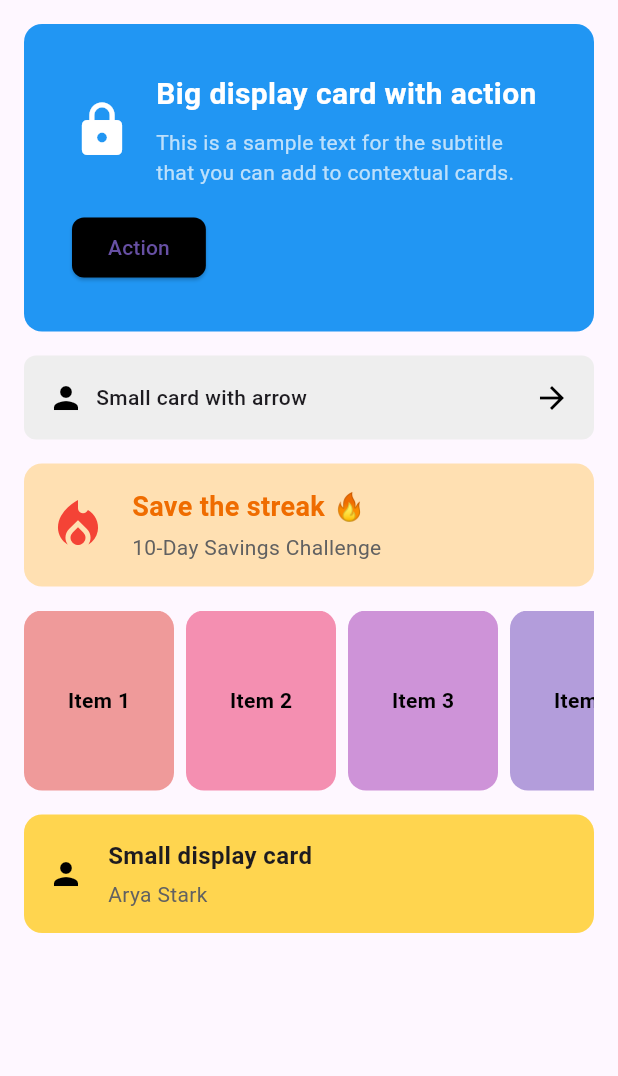
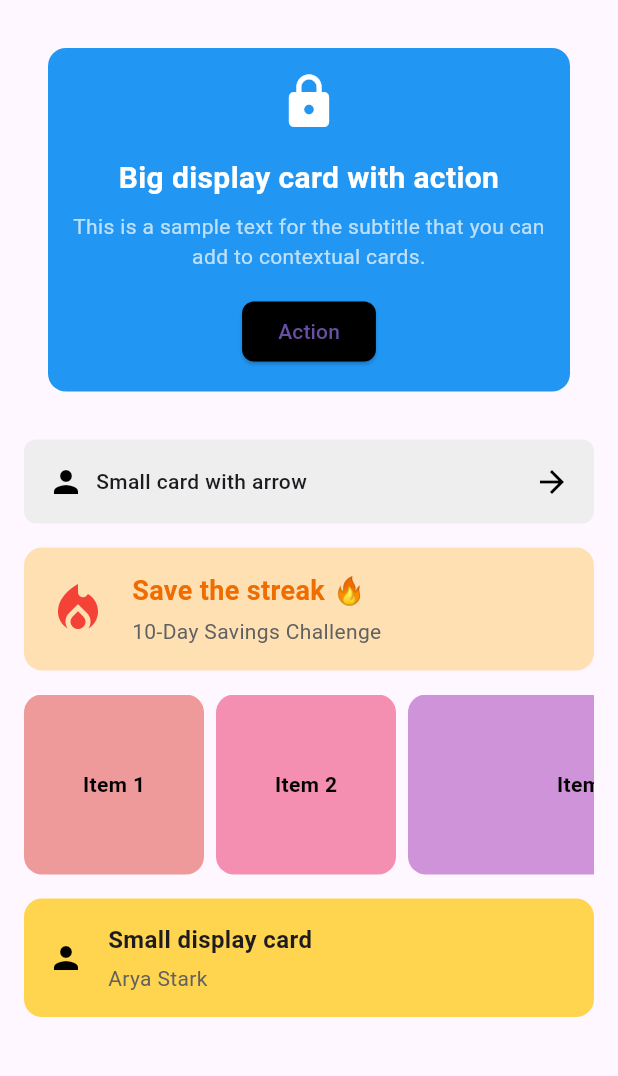
Before and after one commit to anmol983/fampay, a Flutter app: the screen it shows after launch, on a phone screen of 412 x 824 dp, the part 84-1160 px from its top. Run offline on Flutter 3.47's test engine with Material 3 defaults, Android fonts, the light colour scheme and no system bars.

Commit message:
change in ui

```diff
--- a/lib/bigdisplaycard.dart
+++ b/lib/bigdisplaycard.dart
@@ -25,11 +25,10 @@
         duration: Duration(milliseconds: 300),
         padding: EdgeInsets.all(16),
         decoration: BoxDecoration(
-          color: isLongPressed ? Colors.blue.shade700 : Colors.blue,
-          borderRadius: BorderRadius.circular(12),
+          color: Colors.transparent,
         ),
         child: Row(
-          crossAxisAlignment: CrossAxisAlignment.start,
+          crossAxisAlignment: CrossAxisAlignment.center,
           children: [
             if (isLongPressed)
               Column(
@@ -72,24 +71,21 @@
               ),
             if (isLongPressed) SizedBox(width: 16),
             Expanded(
-              child: Container(
+              child: AnimatedContainer(
+                duration: Duration(milliseconds: 300),
                 decoration: BoxDecoration(
-                  color: Colors.blue,
+                  color: isLongPressed ? Colors.blue.shade700 : Colors.blue,
                   borderRadius: BorderRadius.circular(12),
                 ),
                 child: Padding(
                   padding: const EdgeInsets.all(16.0),
                   child: Column(
-                    crossAxisAlignment: CrossAxisAlignment.start,
+                    crossAxisAlignment: CrossAxisAlignment.center,
                     children: [
-                      Row(
+                      Column(
                         children: [
                           Icon(Icons.lock, size: 40, color: Colors.white),
-                          SizedBox(width: 16),
-                          Expanded(
-                            child: Column(
-                              crossAxisAlignment: CrossAxisAlignment.start,
-                              children: [
+                          SizedBox(height: 16),
                           Text(
                             'Big display card with action',
                             style: TextStyle(
@@ -97,14 +93,13 @@
                               fontWeight: FontWeight.bold,
                               color: Colors.white,
                             ),
+                            textAlign: TextAlign.center,
                           ),
                           SizedBox(height: 8),
                           Text(
                             'This is a sample text for the subtitle that you can add to contextual cards.',
                             style: TextStyle(color: Colors.white70),
-                                ),
-                              ],
-                            ),
+                            textAlign: TextAlign.center,
                           ),
                         ],
                       ),
--- a/lib/dynamiccard.dart
+++ b/lib/dynamiccard.dart
@@ -1,20 +1,28 @@
 import 'package:flutter/material.dart';
 
 class DynamicHeightHorizontalList extends StatelessWidget {
+  final List<double>
+      aspectRatios; // Aspect ratios for each item (width / height)
+
+  DynamicHeightHorizontalList({required this.aspectRatios});
+
   @override
   Widget build(BuildContext context) {
     return SizedBox(
-      height: 120, // Reduced height for a sleeker design
+      height: 120, // Fixed height for the list
       child: ListView.builder(
         scrollDirection: Axis.horizontal,
-        itemCount: 4,
+        itemCount: aspectRatios.length,
         itemBuilder: (context, index) {
           return Container(
             margin: EdgeInsets.only(right: 8),
+            child: AspectRatio(
+              aspectRatio: aspectRatios[index], // Maintain dynamic aspect ratio
+              child: Container(
                 padding: EdgeInsets.all(16),
-            width: 100, // Reduced width for compact items
                 decoration: BoxDecoration(
-              color: Colors.primaries[index % Colors.primaries.length].shade200,
+                  color: Colors
+                      .primaries[index % Colors.primaries.length].shade200,
                   borderRadius: BorderRadius.circular(12),
                 ),
                 child: Center(
@@ -26,6 +34,8 @@
                     ),
                   ),
                 ),
+              ),
+            ),
           );
         },
       ),
--- a/lib/homepage.dart
+++ b/lib/homepage.dart
@@ -38,7 +38,9 @@
               SizedBox(height: 16),
               StreakCard(),
               SizedBox(height: 16),
-              DynamicHeightHorizontalList(),
+              DynamicHeightHorizontalList(
+                aspectRatios: [1, 1, 2],
+              ),
               SizedBox(height: 16),
               SmallDisplayCard(),
             ],
```
Lines whose indentation alone changed are shown as unchanged.
